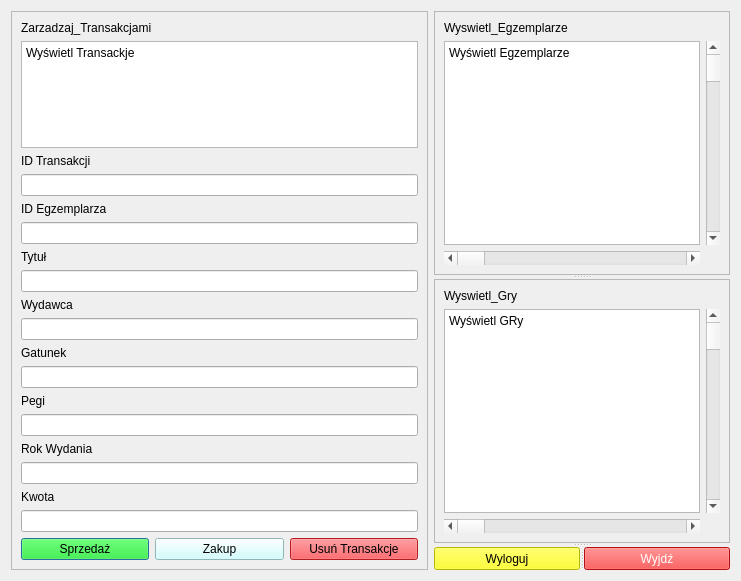
Old version of the form ap_QT/interfejs_kasjera.ui in the repository MedokinStudia/bazy_qt.
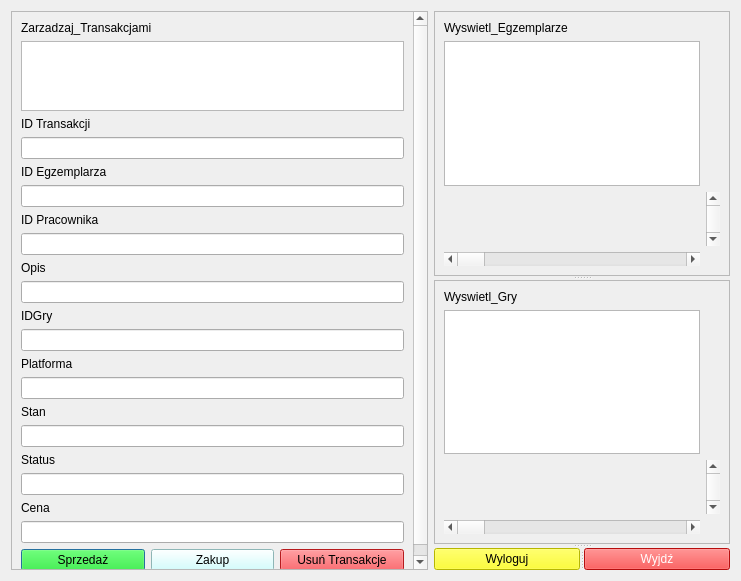
New version of the form.

Patch:
```diff
--- a/ap_QT/interfejs_kasjera.ui
+++ b/ap_QT/interfejs_kasjera.ui
@@ -37,11 +37,7 @@
         </widget>
        </item>
        <item>
-        <widget class="QPlainTextEdit" name="plainTextEdit_12">
-         <property name="plainText">
-          <string>Wyświetl Transackje</string>
-         </property>
-        </widget>
+        <widget class="QTableWidget" name="tableWidget"/>
        </item>
        <item>
         <widget class="QLabel" name="label_27">
@@ -71,24 +67,10 @@
          </property>
         </widget>
        </item>
-       <item>
-        <widget class="QLabel" name="label_29">
-         <property name="text">
-          <string>Tytuł</string>
-         </property>
-        </widget>
-       </item>
-       <item>
-        <widget class="QLineEdit" name="lineEdit_Tytul">
-         <property name="text">
-          <string/>
-         </property>
-        </widget>
-       </item>
        <item>
         <widget class="QLabel" name="label_30">
          <property name="text">
-          <string>Wydawca</string>
+          <string>ID Pracownika</string>
          </property>
         </widget>
        </item>
@@ -102,7 +84,7 @@
        <item>
         <widget class="QLabel" name="label_31">
          <property name="text">
-          <string>Gatunek</string>
+          <string>Opis</string>
          </property>
         </widget>
        </item>
@@ -116,35 +98,47 @@
        <item>
         <widget class="QLabel" name="label_32">
          <property name="text">
-          <string>Pegi</string>
+          <string>IDGry</string>
          </property>
         </widget>
        </item>
        <item>
-        <widget class="QLineEdit" name="lineEdit_Pegi">
+        <widget class="QLineEdit" name="lineEdit_IDGry"/>
+       </item>
+       <item>
+        <widget class="QLabel" name="label_2">
          <property name="text">
-          <string/>
+          <string>Platforma</string>
          </property>
         </widget>
        </item>
        <item>
-        <widget class="QLabel" name="label_33">
+        <widget class="QLineEdit" name="lineEdit_Platforma"/>
+       </item>
+       <item>
+        <widget class="QLabel" name="label_3">
          <property name="text">
-          <string>Rok Wydania</string>
+          <string>Stan</string>
          </property>
         </widget>
        </item>
        <item>
-        <widget class="QLineEdit" name="lineEdit_RokWydania">
+        <widget class="QLineEdit" name="lineEdit_Stan"/>
+       </item>
+       <item>
+        <widget class="QLabel" name="label_4">
          <property name="text">
-          <string/>
+          <string>Status</string>
          </property>
         </widget>
        </item>
        <item>
-        <widget class="QLabel" name="label_23">
+        <widget class="QLineEdit" name="lineEdit_4"/>
+       </item>
+       <item>
+        <widget class="QLabel" name="label_5">
          <property name="text">
-          <string>Kwota</string>
+          <string>Cena</string>
          </property>
         </widget>
        </item>
@@ -211,14 +205,7 @@
         </rect>
        </property>
        <layout class="QGridLayout" name="gridLayout_9">
-        <item row="1" column="0">
-         <widget class="QPlainTextEdit" name="plainTextEdit_10">
-          <property name="plainText">
-           <string>Wyświetl Egzemplarze</string>
-          </property>
-         </widget>
-        </item>
-        <item row="1" column="1">
+        <item row="2" column="1">
          <widget class="QScrollBar" name="verticalScrollBar_8">
           <property name="orientation">
            <enum>Qt::Vertical</enum>
@@ -232,13 +219,16 @@
           </property>
          </widget>
         </item>
-        <item row="2" column="0">
+        <item row="3" column="0">
          <widget class="QScrollBar" name="horizontalScrollBar_8">
           <property name="orientation">
            <enum>Qt::Horizontal</enum>
           </property>
          </widget>
         </item>
+        <item row="1" column="0">
+         <widget class="QTableWidget" name="tableWidget_3"/>
+        </item>
        </layout>
       </widget>
      </widget>
@@ -256,13 +246,6 @@
         </rect>
        </property>
        <layout class="QGridLayout" name="gridLayout_10">
-        <item row="1" column="1">
-         <widget class="QScrollBar" name="verticalScrollBar_9">
-          <property name="orientation">
-           <enum>Qt::Vertical</enum>
-          </property>
-         </widget>
-        </item>
         <item row="0" column="0">
          <widget class="QLabel" name="label_25">
           <property name="text">
@@ -270,20 +253,23 @@
           </property>
          </widget>
         </item>
-        <item row="1" column="0">
-         <widget class="QPlainTextEdit" name="plainTextEdit_11">
-          <property name="plainText">
-           <string>Wyświetl GRy</string>
-          </property>
-         </widget>
-        </item>
-        <item row="2" column="0">
+        <item row="3" column="0">
          <widget class="QScrollBar" name="horizontalScrollBar_9">
           <property name="orientation">
            <enum>Qt::Horizontal</enum>
           </property>
          </widget>
         </item>
+        <item row="2" column="1">
+         <widget class="QScrollBar" name="verticalScrollBar_9">
+          <property name="orientation">
+           <enum>Qt::Vertical</enum>
+          </property>
+         </widget>
+        </item>
+        <item row="1" column="0">
+         <widget class="QTableWidget" name="tableWidget_2"/>
+        </item>
        </layout>
       </widget>
      </widget>
```
Left out of the diff: 8 changed lines with no effect on the pictures.
